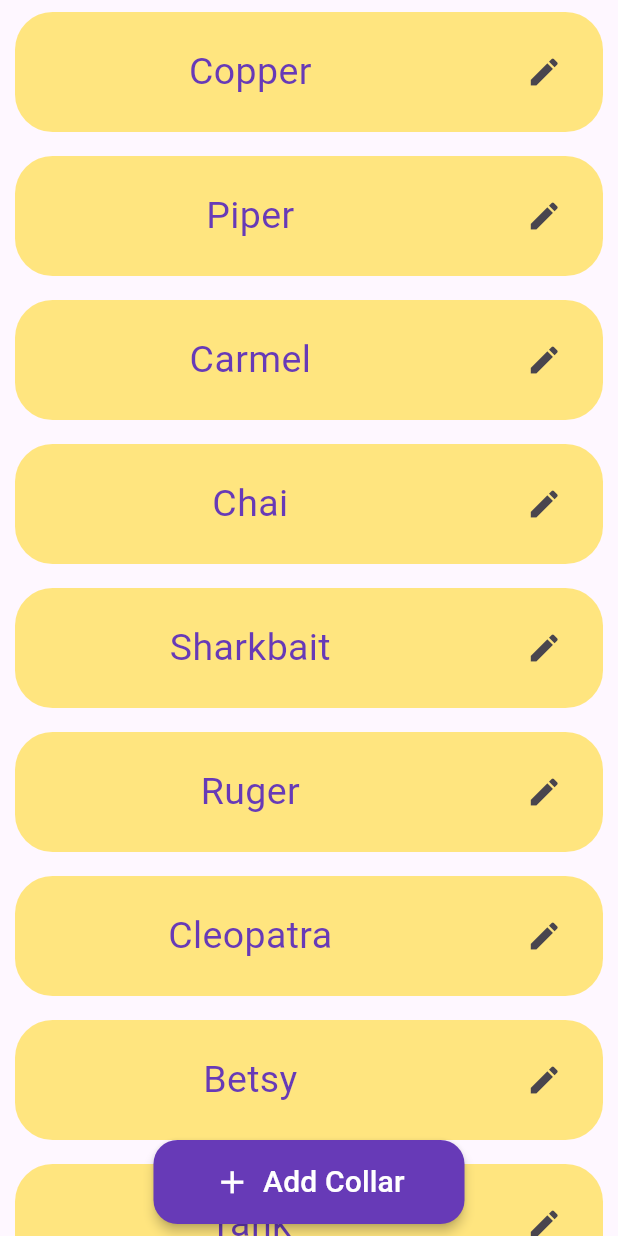
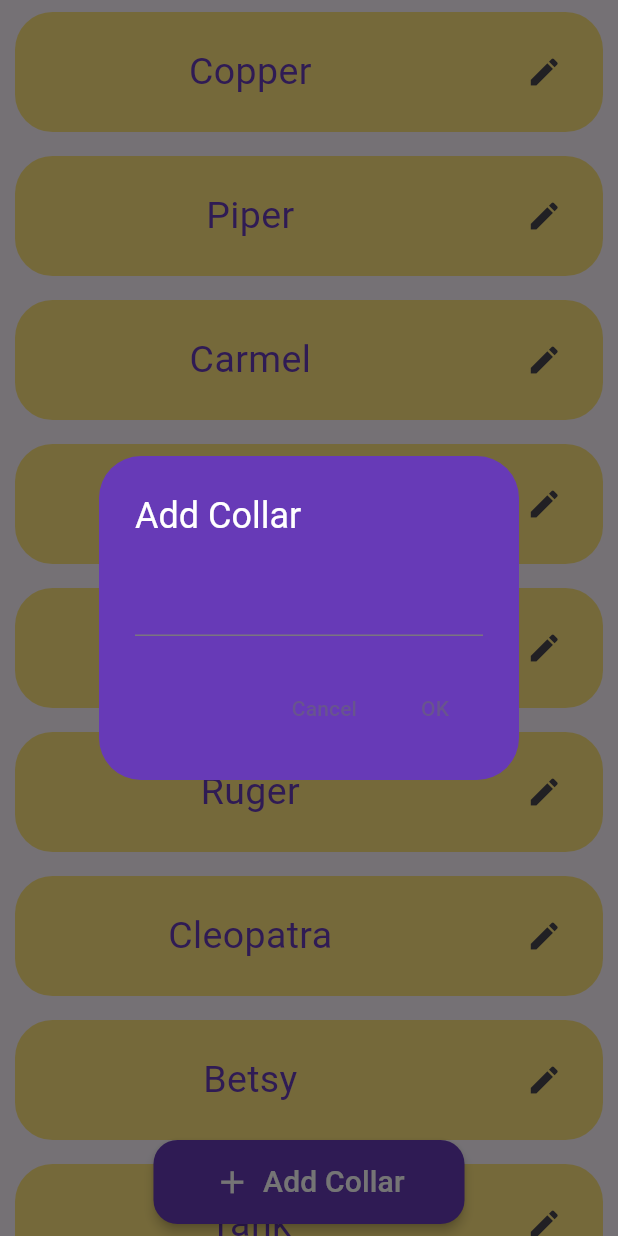
Before and after one commit to tallonch/Dog-Collar-Project, a Flutter app: the Collar_Management screen opened directly, after a tap on "Add Collar", on a phone screen of 412 x 824 dp. Run offline on Flutter 3.47's test engine with Material 3 defaults, Android fonts, the light colour scheme and no system bars; our stand-ins replace google_maps_flutter; missing offline and left inert: flutter_settings_screen_ex.

Commit message:
Added "Add Collar" dialog

```diff
--- a/lib/screens/collar_management.dart
+++ b/lib/screens/collar_management.dart
@@ -44,6 +44,7 @@ class Collar_Management extends StatelessWidget{
             extendedPadding: EdgeInsets.all(40),
             onPressed: () {
               print("Add Collar Button Pressed");
+              openDialog(context);
             },
           ),
         ),
@@ -51,4 +52,31 @@ class Collar_Management extends StatelessWidget{
 
     );
   }
+
+  Future openDialog(BuildContext context) => showDialog(
+    context: context,
+    builder: (BuildContext context) => AlertDialog(
+      title: const Text('Add Collar', style: TextStyle(color: Colors.white),),
+      content: TextField(
+        decoration: InputDecoration(
+          border: UnderlineInputBorder(),
+        ),
+        style: TextStyle(color: Colors.white),
+
+      ),
+      backgroundColor: Colors.deepPurple,
+      contentTextStyle: const TextStyle(color: Colors.white),
+
+      actions: <Widget>[
+        TextButton(
+          onPressed: () => Navigator.pop(context, 'Cancel'),
+          child: const Text('Cancel'),
+        ),
+        TextButton(
+          onPressed: () => Navigator.pop(context, 'OK'),
+          child: const Text('OK'),
+        ),
+      ],
+    ),
+  );
 }
```
Also changed, not shown: lib/screens/map.dart (+8 -2 lines).
